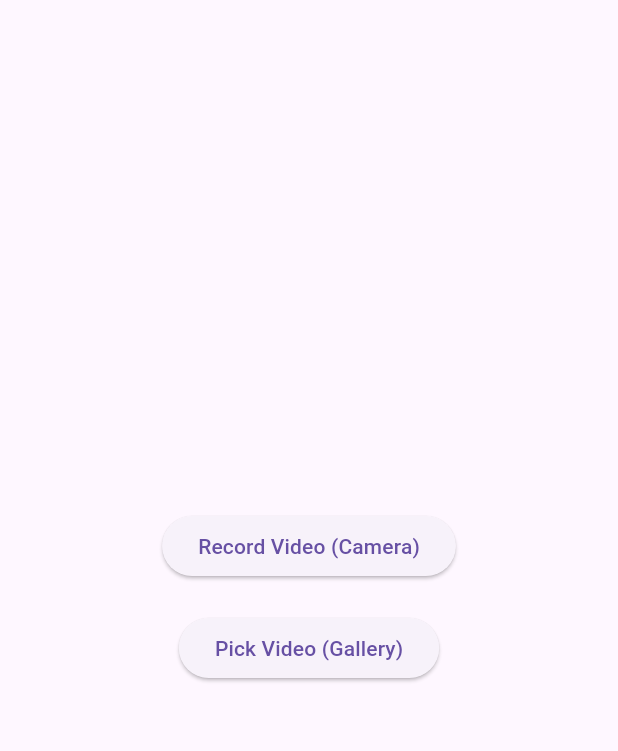
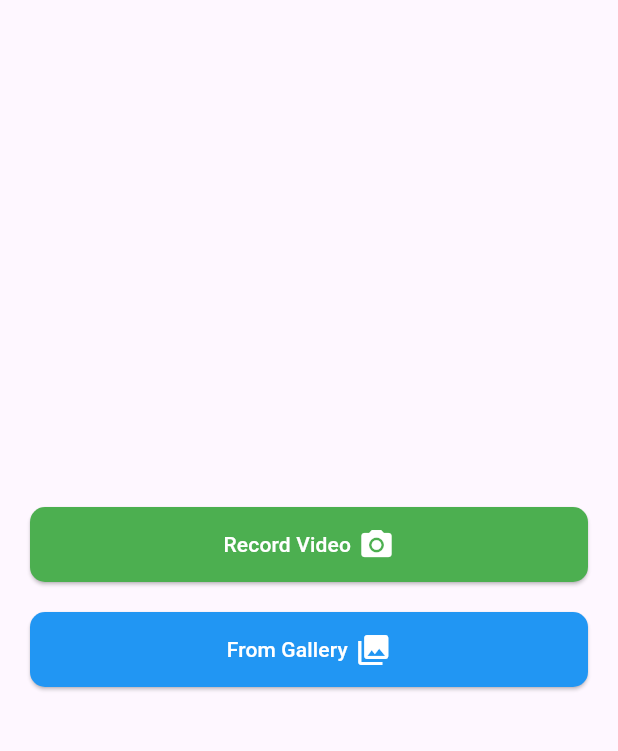
Before and after one commit to Ahsan-001/video.compressor_and-_isolates, a Flutter app: the screen it shows after launch, on a phone screen of 412 x 824 dp, the part 63-814 px from its top. Run offline on Flutter 3.47's test engine with Material 3 defaults, Android fonts, the phone set to English and light mode, and no system bars; our stand-ins replace better_player_plus, flutter_riverpod, image_picker; missing offline and left inert: video_compress.

```diff
--- a/lib/views/video_capture_screen.dart
+++ b/lib/views/video_capture_screen.dart
@@ -52,20 +52,72 @@ class VideoCaptureScreen extends ConsumerWidget {
       body: Center(
         child:
             videoState.isLoading
-                ? const CircularProgressIndicator()
-                : Column(
+                ? Center(
+                  child: const CircularProgressIndicator(color: Colors.white),
+                )
+                : Padding(
+                  padding: const EdgeInsets.all(20.0),
+                  child: Column(
                     mainAxisAlignment: MainAxisAlignment.center,
                     children: [
                       ElevatedButton(
+                        style: ElevatedButton.styleFrom(
+                          backgroundColor: Colors.green,
+                          // foregroundColor: Colors.black,
+                          shape: RoundedRectangleBorder(
+                            borderRadius: BorderRadius.circular(10),
+                          ),
+                          minimumSize: const Size(200, 50),
+                        ),
                         onPressed: recordVideo,
-                      child: const Text("Record Video (Camera)"),
+                        child: Row(
+                          mainAxisAlignment: MainAxisAlignment.center,
+                          children: [
+                            const Text(
+                              "Record Video",
+                              style: TextStyle(color: Colors.white),
+                            ),
+                            // const Spacer(),
+                            SizedBox(width: 5),
+                            const Icon(
+                              Icons.camera_alt,
+                              size: 24,
+                              color: Colors.white,
+                            ),
+                          ],
+                        ),
                       ),
                       const SizedBox(height: 20),
                       ElevatedButton(
+                        style: ElevatedButton.styleFrom(
+                          backgroundColor: Colors.blue,
+                          // foregroundColor: Colors.black,
+                          shape: RoundedRectangleBorder(
+                            borderRadius: BorderRadius.circular(10),
+                          ),
+                          minimumSize: const Size(200, 50),
+                        ),
                         onPressed: pickFromGallery,
-                      child: const Text("Pick Video (Gallery)"),
+                        child: Row(
+                          mainAxisAlignment: MainAxisAlignment.center,
+
+                          children: [
+                            const Text(
+                              "From Gallery",
+                              style: TextStyle(color: Colors.white),
+                            ),
+                            // const Spacer(),
+                            SizedBox(width: 5),
+                            const Icon(
+                              Icons.photo_library,
+                              size: 24,
+                              color: Colors.white,
                             ),
                           ],
+                        ),
+                      ),
+                    ],
+                  ),
                 ),
       ),
     );
```
Lines whose indentation alone changed are shown as unchanged.
